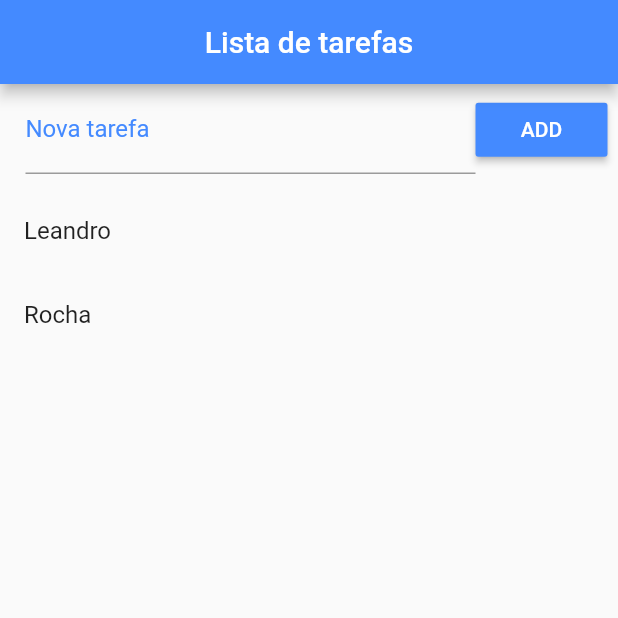
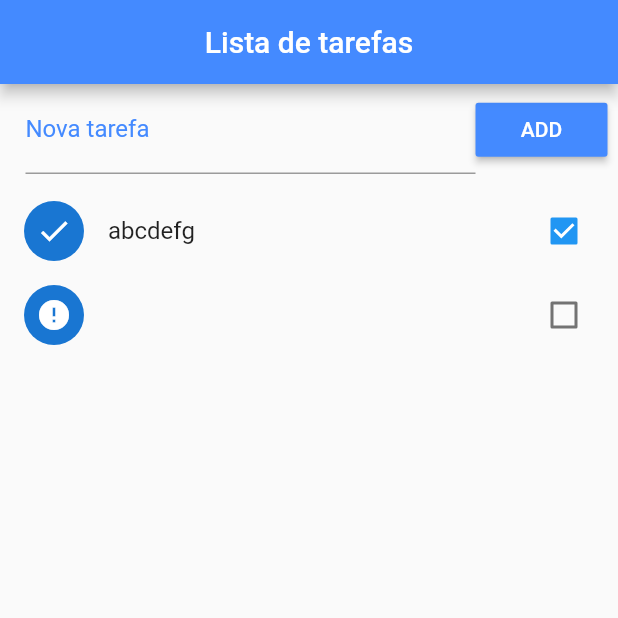
Before and after one commit to leandrorochaadm/lista_tarefas, a Flutter app: the screen it shows after launch, after a tap on "ADD", on a phone screen of 412 x 824 dp, the top half of it. Run offline on Flutter 3.47's test engine with Material 2 defaults, Android fonts, the phone set to English and light mode, and no system bars.

Commit message:
add tarefa na lista

```diff
--- a/lib/main.dart
+++ b/lib/main.dart
@@ -16,7 +16,21 @@ class Home extends StatefulWidget {
 }
 
 class _HomeState extends State<Home> {
-  List _toDoList = ["Leandro", "Rocha"];
+  final _toDoController = TextEditingController();
+  List _toDoList = [
+    {"title": "abcdefg", "ok": true}
+  ];
+
+  void _addToDo() {
+    setState(() {
+      Map<String, dynamic> newToDo = Map();
+      newToDo["title"] = _toDoController.text;
+      _toDoController.text = "";
+      newToDo["ok"] = false;
+      _toDoList.add(newToDo);
+      print(newToDo);
+    });
+  }
 
   @override
   Widget build(BuildContext context) {
@@ -34,6 +48,7 @@ class _HomeState extends State<Home> {
               children: <Widget>[
                 Expanded(
                   child: TextField(
+                    controller: _toDoController,
                     decoration: InputDecoration(
                       labelText: "Nova tarefa",
                       labelStyle: TextStyle(color: Colors.blueAccent),
@@ -44,7 +59,7 @@ class _HomeState extends State<Home> {
                   color: Colors.blueAccent,
                   child: Text("ADD"),
                   textColor: Colors.white,
-                  onPressed: () {},
+                  onPressed: _addToDo,
                 ),
               ],
             ),
@@ -54,8 +69,18 @@ class _HomeState extends State<Home> {
               padding: EdgeInsets.only(top: 9.0),
               itemCount: _toDoList.length,
               itemBuilder: (context, index) {
-                return ListTile(
-                  title: Text(_toDoList[index]),
+                return CheckboxListTile(
+                  title: Text(_toDoList[index]["title"]),
+                  value: _toDoList[index]["ok"],
+                  secondary: CircleAvatar(
+                    child: Icon(
+                        _toDoList[index]["ok"] ? Icons.check : Icons.error),
+                  ),
+                  onChanged: (c) {
+                    setState(() {
+                      _toDoList[index]["ok"] = c;
+                    });
+                  },
                 );
               },
             ),
```
